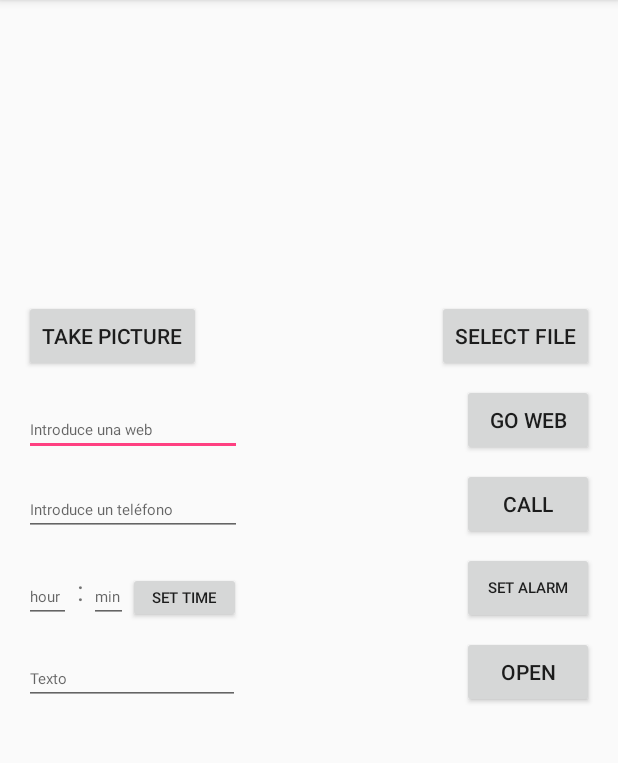
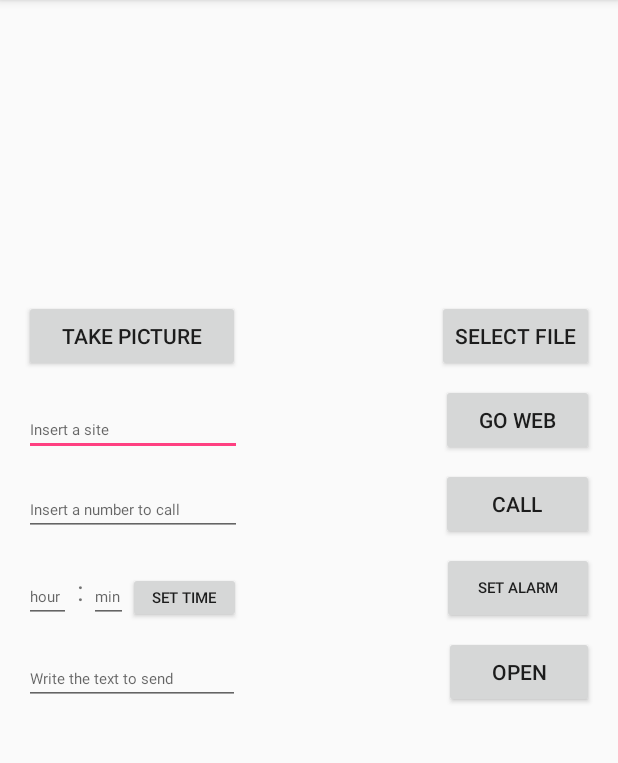
Before and after one commit to albertofgaldo/Intents, an Android app: the screen it shows after launch (MainActivity), on a phone screen of 412 x 824 dp, the part 84-847 px from its top. Run offline under Robolectric (Android 15) with nearby library versions, the phone set to English and light mode, and no system bars; pictures from the network do not load.

Commit message:
Miércoles 19/09 Todo funcionando, site verificado. Falta imagen al girar dispositivo.

```diff
--- a/app/src/main/java/com/app/android/intents/view/textActivity.java
+++ b/app/src/main/java/com/app/android/intents/view/textActivity.java
@@ -20,6 +20,6 @@ public class textActivity extends Activity {
         setContentView(activity_text);
 
         text = (TextView) findViewById(R.id.centerText);
-        text.setText(getIntent().getStringExtra("text"));
+        text.setText(getIntent().getExtras().getString("text"));
     }
 }
--- a/app/src/main/res/layout/activity_main.xml
+++ b/app/src/main/res/layout/activity_main.xml
@@ -43,7 +43,7 @@
 
             <Button
                 android:id="@+id/buttonGo1"
-                android:layout_width="wrap_content"
+                android:layout_width="102dp"
                 android:layout_height="wrap_content"
                 android:layout_marginEnd="16dp"
                 android:layout_marginTop="8dp"
@@ -57,7 +57,7 @@
                 android:layout_height="32dp"
                 android:layout_marginStart="16dp"
                 android:layout_marginTop="24dp"
-                android:hint="Introduce una web"
+                android:hint="Insert a site"
                 android:textSize="10sp"
                 app:layout_constraintStart_toStartOf="parent"
                 app:layout_constraintTop_toBottomOf="@+id/buttonPicture" />
@@ -68,14 +68,14 @@
                 android:layout_height="wrap_content"
                 android:layout_marginStart="16dp"
                 android:layout_marginTop="20dp"
-                android:hint="Texto"
+                android:hint="Write the text to send"
                 android:textSize="10sp"
                 app:layout_constraintStart_toStartOf="parent"
                 app:layout_constraintTop_toBottomOf="@+id/textViewMin" />
 
             <Button
                 android:id="@+id/buttonOpen"
-                android:layout_width="wrap_content"
+                android:layout_width="100dp"
                 android:layout_height="wrap_content"
                 android:layout_marginEnd="16dp"
                 android:layout_marginTop="8dp"
@@ -85,7 +85,7 @@
 
             <Button
                 android:id="@+id/buttonGo2"
-                android:layout_width="wrap_content"
+                android:layout_width="102dp"
                 android:layout_height="wrap_content"
                 android:layout_marginEnd="16dp"
                 android:layout_marginTop="8dp"
@@ -95,7 +95,7 @@
 
             <Button
                 android:id="@+id/buttonProgram"
-                android:layout_width="wrap_content"
+                android:layout_width="101dp"
                 android:layout_height="wrap_content"
                 android:layout_marginEnd="16dp"
                 android:layout_marginTop="8dp"
@@ -116,7 +116,7 @@
 
             <Button
                 android:id="@+id/buttonPicture"
-                android:layout_width="wrap_content"
+                android:layout_width="144dp"
                 android:layout_height="0dp"
                 android:layout_marginStart="16dp"
                 android:layout_marginTop="32dp"
@@ -130,7 +130,7 @@
                 android:layout_height="33dp"
                 android:layout_marginStart="16dp"
                 android:layout_marginTop="20dp"
-                android:hint="Introduce un teléfono"
+                android:hint="Insert a number to call "
                 android:textSize="10sp"
                 app:layout_constraintStart_toStartOf="parent"
                 app:layout_constraintTop_toBottomOf="@+id/textViewWeb" />
--- a/app/src/main/res/layout/activity_text.xml
+++ b/app/src/main/res/layout/activity_text.xml
@@ -10,6 +10,7 @@
         android:layout_width="wrap_content"
         android:layout_height="wrap_content"
         android:text="TextView"
+        android:visibility="visible"
         app:layout_constraintBottom_toBottomOf="parent"
         app:layout_constraintEnd_toEndOf="parent"
         app:layout_constraintStart_toStartOf="parent"
```
Also changed, not shown: app/src/main/java/com/app/android/intents/view/MainActivity.java (+32 -4 lines), 1 other file.
